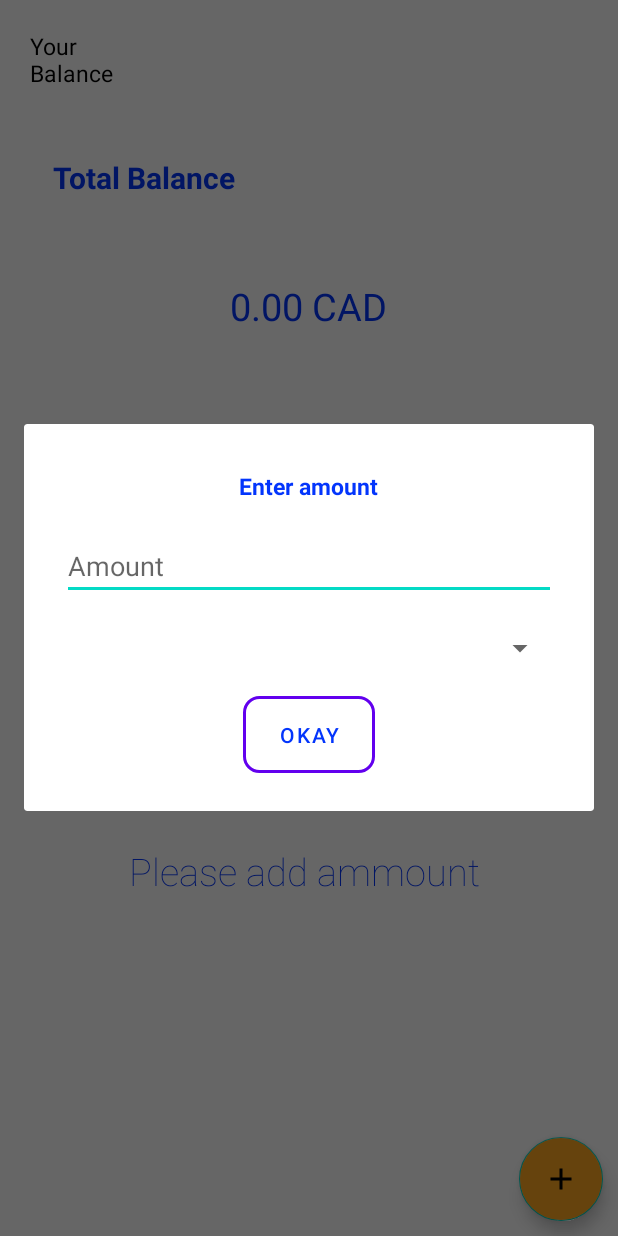
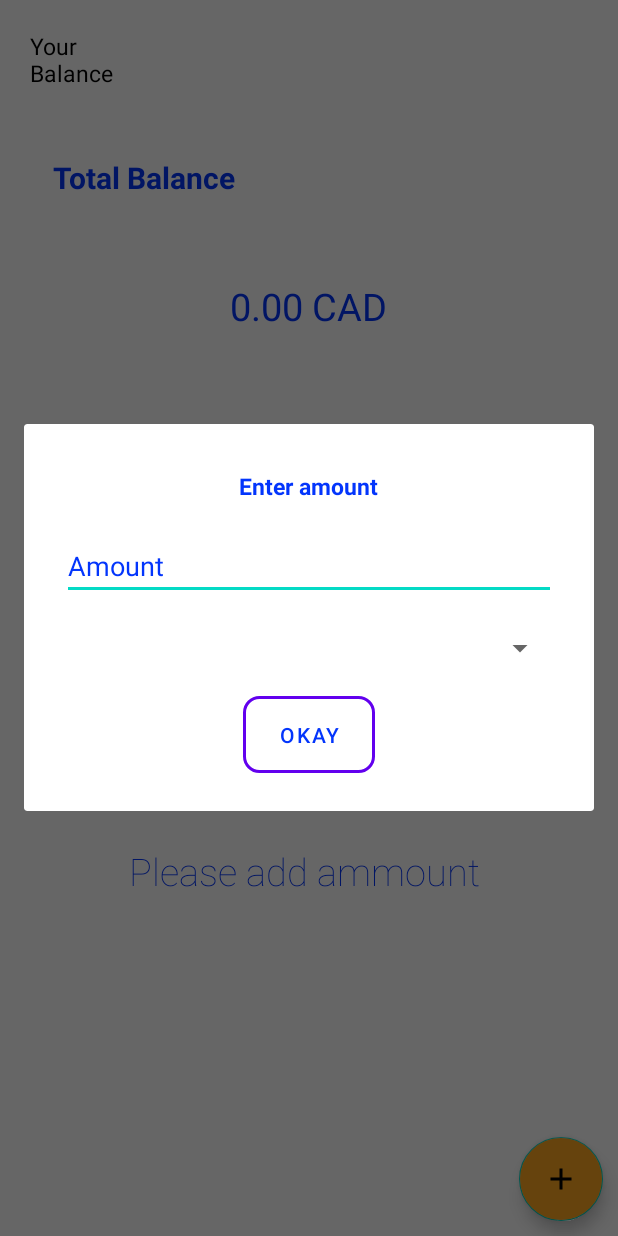
Before and after one commit to anmolvpanchal/Currency_converter, an Android app: the screen it shows after launch (MainActivity), after a tap on an icon or button, on a phone screen of 412 x 824 dp. Run offline under Robolectric (Android 15) with nearby library versions, the phone set to English and light mode, and no system bars; 2 statements that could not run were skipped.

Commit message:
Tried Design for night mode

```diff
--- a/app/src/main/res/layout-v21/activity_main.xml
+++ b/app/src/main/res/layout-v21/activity_main.xml
@@ -4,6 +4,7 @@
     xmlns:tools="http://schemas.android.com/tools"
     android:layout_width="match_parent"
     android:layout_height="match_parent"
+    android:background="@color/white"
     tools:context=".Main.MainActivity">
 
     <RelativeLayout
@@ -33,12 +34,14 @@
             android:layout_marginTop="10dp"
             android:layout_marginBottom="10dp"
             app:cardCornerRadius="10dp"
+            android:background="@color/white"
             android:elevation="10dp">
 
             <RelativeLayout
                 android:id="@+id/cardBaseLayout"
                 android:layout_width="match_parent"
-                android:layout_height="match_parent">
+                android:layout_height="match_parent"
+                android:background="@color/white">
 
                 <TextView
                     android:id="@+id/totalBalanceText"
@@ -84,7 +87,8 @@
             android:visibility="gone"
             android:layout_below="@id/currenciesText"
             android:layout_marginTop="10dp"
-            android:layout_marginBottom="10dp" />
+            android:layout_marginBottom="10dp"
+            android:background="@color/white"/>
 
         <TextView
             android:id="@+id/addAmmountText"
--- a/app/src/main/res/layout/custom_dialogbox.xml
+++ b/app/src/main/res/layout/custom_dialogbox.xml
@@ -4,6 +4,7 @@
     android:layout_width="match_parent"
     android:layout_height="wrap_content"
     android:layout_margin="5dp"
+    android:background="@color/white"
     android:orientation="vertical"
     android:padding="10dp">
 
@@ -35,6 +36,8 @@
             android:layout_weight="1"
             android:ems="10"
             android:hint="Amount"
+            android:textColor="@color/colorBlue"
+            android:textColorHint="@color/colorBlue"
             android:inputType="numberDecimal"/>
 
         <Spinner
--- a/app/src/main/res/layout/recyclerview_cell.xml
+++ b/app/src/main/res/layout/recyclerview_cell.xml
@@ -39,6 +39,7 @@
         android:layout_width="match_parent"
         android:layout_height="75dp"
         android:layout_below="@id/baseLayoutForDefault"
+        android:background="@color/white"
         android:elevation="10dp"
         android:gravity="center"
         android:orientation="horizontal"
```
